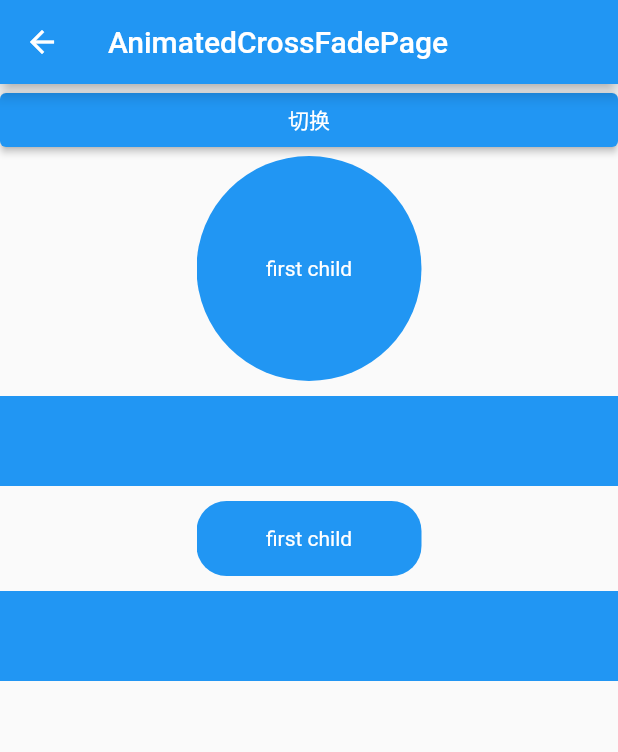
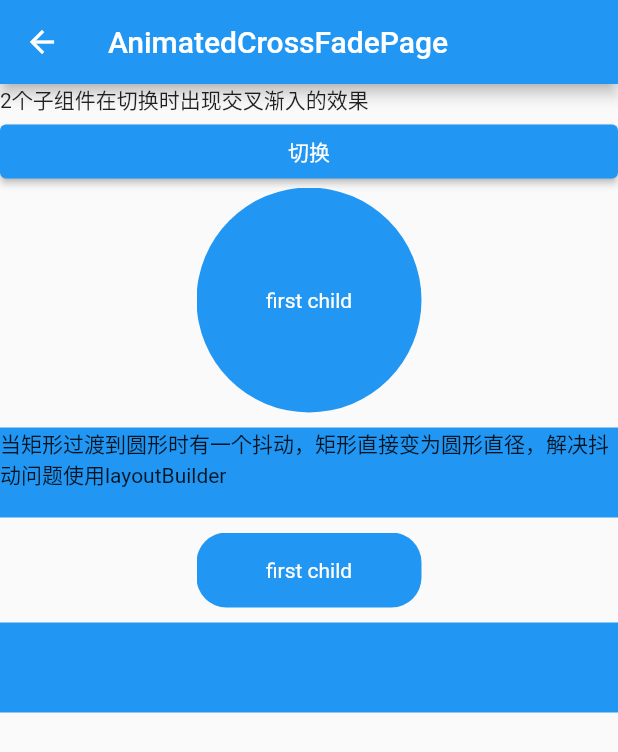
Before and after one commit to hekui/flutter-demo, a Flutter app: the AnimatedCrossFadePage screen opened by its route, on a phone screen of 412 x 824 dp. Shown: the top 752 px of the screen. Run offline on Flutter 3.47's test engine with Material 2 defaults, Android fonts, the phone set to English and light mode, and no system bars; our stand-ins replace cached_network_image, flutter_money_formatter, flutter_svg, flutter_swiper, shared_preferences, transparent_image; accounts and stored records are empty; network calls fail.

Commit message:
add demo

```diff
--- a/lib/pages/animations/animatedCrossFade.dart
+++ b/lib/pages/animations/animatedCrossFade.dart
@@ -17,6 +17,9 @@ class _AnimatedCrossFadePageState extends State<AnimatedCrossFadePage>
       ),
       body: ListView(
         children: [
+          Container(
+            child: Text('2个子组件在切换时出现交叉渐入的效果'),
+          ),
           ElevatedButton(
             child: Text('切换'),
             onPressed: () {
@@ -62,6 +65,7 @@ class _AnimatedCrossFadePageState extends State<AnimatedCrossFadePage>
             height: 60,
             margin: EdgeInsets.symmetric(vertical: 10),
             color: Colors.blue,
+            child: Text('当矩形过渡到圆形时有一个抖动，矩形直接变为圆形直径，解决抖动问题使用layoutBuilder'),
           ),
           Center(
             child: AnimatedCrossFade(
```
